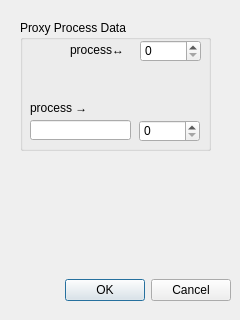
Qt form WILMA/gui/UIs/MIXconfig.ui (iem-projects/WILMAmix) before a commit.
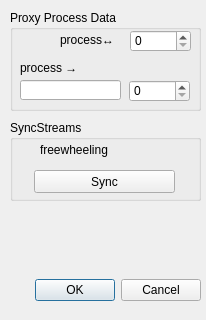
The same form after that commit.

Patch:
```diff
--- a/WILMA/gui/UIs/MIXconfig.ui
+++ b/WILMA/gui/UIs/MIXconfig.ui
@@ -6,7 +6,7 @@
    <rect>
     <x>0</x>
     <y>0</y>
-    <width>240</width>
+    <width>206</width>
     <height>320</height>
    </rect>
   </property>
@@ -18,7 +18,7 @@
     <rect>
      <x>10</x>
      <y>270</y>
-     <width>221</width>
+     <width>191</width>
      <height>41</height>
     </rect>
    </property>
@@ -32,10 +32,10 @@
   <widget class="QGroupBox" name="frame_proxy">
    <property name="geometry">
     <rect>
-     <x>20</x>
-     <y>20</y>
+     <x>10</x>
+     <y>10</y>
      <width>191</width>
-     <height>131</height>
+     <height>101</height>
     </rect>
    </property>
    <property name="title">
@@ -61,7 +61,7 @@
     <property name="geometry">
      <rect>
       <x>10</x>
-      <y>100</y>
+      <y>70</y>
       <width>101</width>
       <height>20</height>
      </rect>
@@ -74,7 +74,7 @@
     <property name="geometry">
      <rect>
       <x>119</x>
-      <y>100</y>
+      <y>70</y>
       <width>61</width>
       <height>22</height>
      </rect>
@@ -90,7 +90,7 @@
     <property name="geometry">
      <rect>
       <x>10</x>
-      <y>80</y>
+      <y>50</y>
       <width>101</width>
       <height>16</height>
      </rect>
@@ -113,6 +113,64 @@
     </property>
    </widget>
   </widget>
+  <widget class="QGroupBox" name="frame_sync">
+   <property name="geometry">
+    <rect>
+     <x>10</x>
+     <y>120</y>
+     <width>191</width>
+     <height>81</height>
+    </rect>
+   </property>
+   <property name="title">
+    <string>SyncStreams</string>
+   </property>
+   <widget class="QPushButton" name="syncButton">
+    <property name="geometry">
+     <rect>
+      <x>24</x>
+      <y>50</y>
+      <width>141</width>
+      <height>23</height>
+     </rect>
+    </property>
+    <property name="text">
+     <string>Sync</string>
+    </property>
+   </widget>
+   <widget class="QLabel" name="label_sync">
+    <property name="geometry">
+     <rect>
+      <x>30</x>
+      <y>20</y>
+      <width>71</width>
+      <height>20</height>
+     </rect>
+    </property>
+    <property name="text">
+     <string>freewheeling</string>
+    </property>
+   </widget>
+   <widget class="QLabel" name="label_syncTS">
+    <property name="geometry">
+     <rect>
+      <x>60</x>
+      <y>20</y>
+      <width>101</width>
+      <height>16</height>
+     </rect>
+    </property>
+    <property name="layoutDirection">
+     <enum>Qt::LeftToRight</enum>
+    </property>
+    <property name="text">
+     <string/>
+    </property>
+    <property name="alignment">
+     <set>Qt::AlignRight|Qt::AlignTrailing|Qt::AlignVCenter</set>
+    </property>
+   </widget>
+  </widget>
  </widget>
  <resources/>
  <connections>
```
